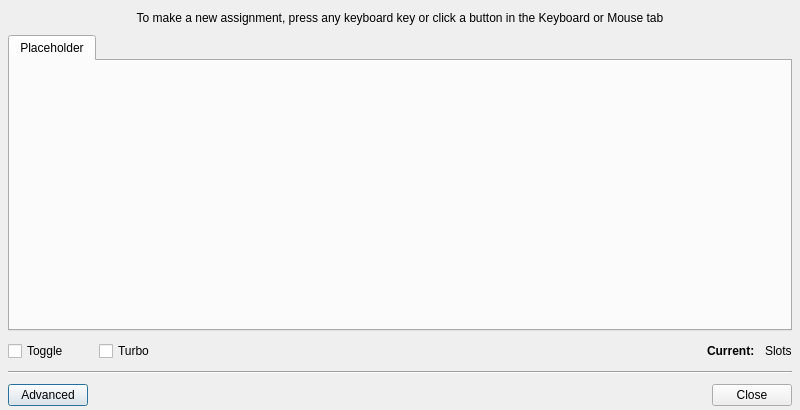
Old version of the form src/buttoneditdialog.ui in the repository AntiMicroX/antimicrox.
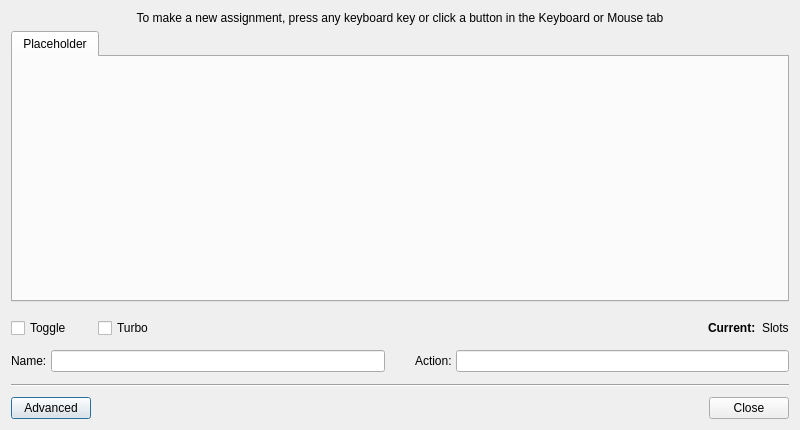
New version of the form. Icons and pictures are not drawn. Custom widgets are drawn as their Qt base class.

Commit message: Added button names and action names. Set up events to work across sets.

The edit to the form file:
```diff
--- a/src/buttoneditdialog.ui
+++ b/src/buttoneditdialog.ui
@@ -7,13 +7,13 @@
     <x>0</x>
     <y>0</y>
     <width>800</width>
-    <height>410</height>
+    <height>430</height>
    </rect>
   </property>
   <property name="minimumSize">
    <size>
     <width>800</width>
-    <height>410</height>
+    <height>430</height>
    </size>
   </property>
   <property name="windowTitle">
@@ -23,18 +23,6 @@
    <bool>true</bool>
   </property>
   <layout class="QVBoxLayout" name="verticalLayout">
-   <property name="spacing">
-    <number>10</number>
-   </property>
-   <property name="leftMargin">
-    <number>8</number>
-   </property>
-   <property name="rightMargin">
-    <number>8</number>
-   </property>
-   <property name="bottomMargin">
-    <number>4</number>
-   </property>
    <item>
     <widget class="QLabel" name="helpAssignLabel">
      <property name="sizePolicy">
@@ -72,6 +60,22 @@
      </widget>
     </widget>
    </item>
+   <item>
+    <spacer name="verticalSpacer">
+     <property name="orientation">
+      <enum>Qt::Vertical</enum>
+     </property>
+     <property name="sizeType">
+      <enum>QSizePolicy::Fixed</enum>
+     </property>
+     <property name="sizeHint" stdset="0">
+      <size>
+       <width>20</width>
+       <height>10</height>
+      </size>
+     </property>
+    </spacer>
+   </item>
    <item>
     <layout class="QHBoxLayout" name="horizontalLayout_18">
      <item>
@@ -117,9 +121,12 @@
          <property name="orientation">
           <enum>Qt::Horizontal</enum>
          </property>
+         <property name="sizeType">
+          <enum>QSizePolicy::Expanding</enum>
+         </property>
          <property name="sizeHint" stdset="0">
           <size>
-           <width>40</width>
+           <width>20</width>
            <height>20</height>
           </size>
          </property>
@@ -156,6 +163,67 @@
      </item>
     </layout>
    </item>
+   <item>
+    <layout class="QHBoxLayout" name="horizontalLayout_4">
+     <property name="spacing">
+      <number>30</number>
+     </property>
+     <property name="topMargin">
+      <number>6</number>
+     </property>
+     <property name="bottomMargin">
+      <number>6</number>
+     </property>
+     <item>
+      <layout class="QHBoxLayout" name="horizontalLayout_3">
+       <property name="spacing">
+        <number>4</number>
+       </property>
+       <item>
+        <widget class="QLabel" name="buttonNameLabel">
+         <property name="text">
+          <string>Name:</string>
+         </property>
+         <property name="buddy">
+          <cstring>buttonNameLineEdit</cstring>
+         </property>
+        </widget>
+       </item>
+       <item>
+        <widget class="QLineEdit" name="buttonNameLineEdit">
+         <property name="maxLength">
+          <number>20</number>
+         </property>
+        </widget>
+       </item>
+      </layout>
+     </item>
+     <item>
+      <layout class="QHBoxLayout" name="horizontalLayout_2">
+       <property name="spacing">
+        <number>4</number>
+       </property>
+       <item>
+        <widget class="QLabel" name="actionNameLabel">
+         <property name="text">
+          <string>Action:</string>
+         </property>
+         <property name="buddy">
+          <cstring>actionNameLineEdit</cstring>
+         </property>
+        </widget>
+       </item>
+       <item>
+        <widget class="QLineEdit" name="actionNameLineEdit">
+         <property name="maxLength">
+          <number>50</number>
+         </property>
+        </widget>
+       </item>
+      </layout>
+     </item>
+    </layout>
+   </item>
    <item>
     <widget class="Line" name="line">
      <property name="orientation">
@@ -165,6 +233,9 @@
    </item>
    <item>
     <layout class="QHBoxLayout" name="horizontalLayout">
+     <property name="topMargin">
+      <number>4</number>
+     </property>
      <item>
       <widget class="QPushButton" name="advancedPushButton">
        <property name="text">
```
The commit also changes 41 other files.
